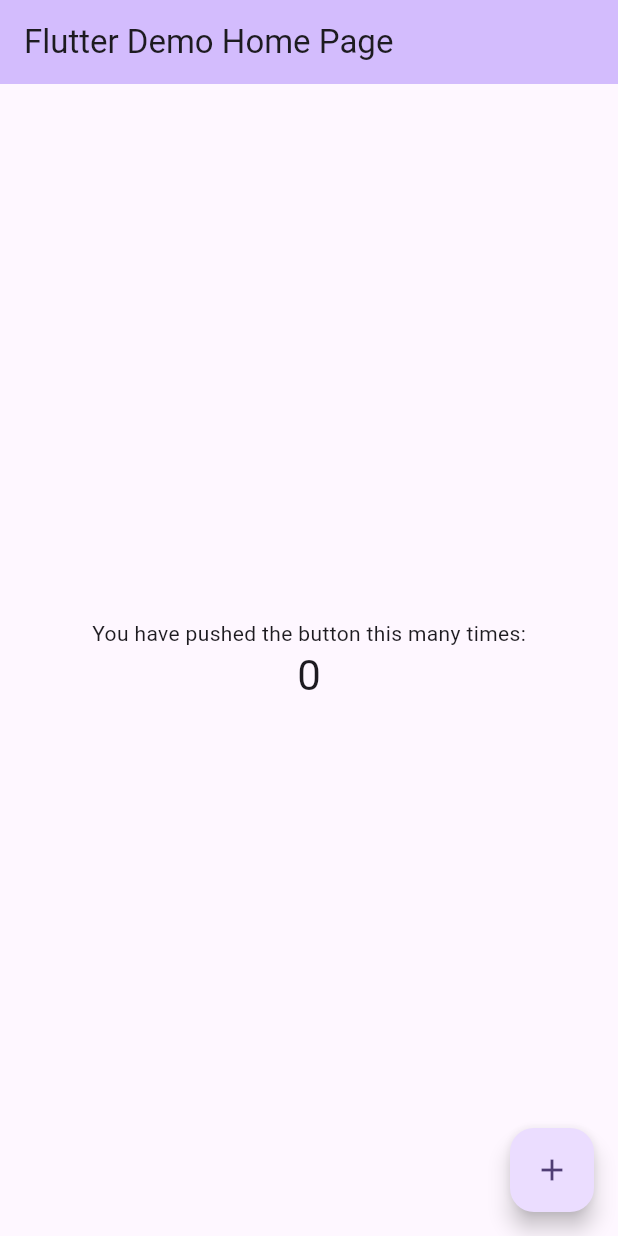
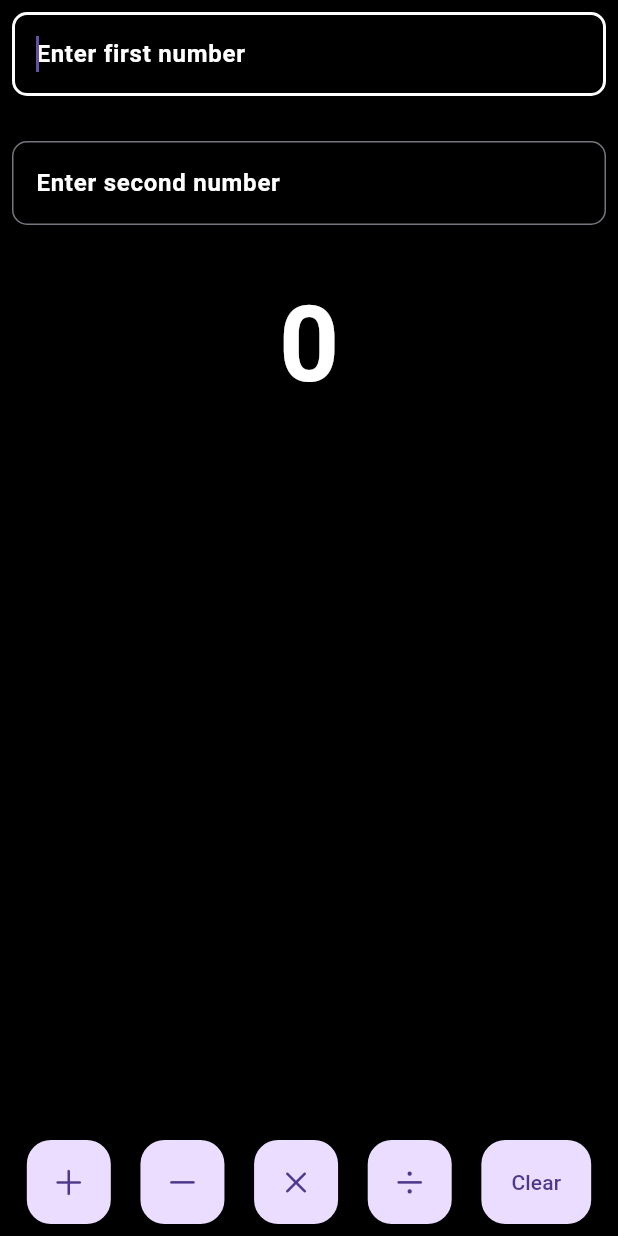
Before and after one commit to JohnOwais/bismillah, a Flutter app: the screen it shows after launch, on a phone screen of 412 x 824 dp. Run offline on Flutter 3.47's test engine with Material 3 defaults, Android fonts, the phone set to English and light mode, and no system bars.

Commit message:
calculator

```diff
--- /dev/null
+++ b/lib/app/app.dart
@@ -0,0 +1,19 @@
+import 'package:bismillah/views/home_view.dart';
+import 'package:flutter/material.dart';
+
+class MyApp extends StatelessWidget {
+  const MyApp({
+    super.key,
+  });
+
+  @override
+  Widget build(BuildContext context) {
+    return MaterialApp(
+        title: "Bismillah",
+        theme: ThemeData(
+          primarySwatch: Colors.blue
+        ),
+        home: const HomeView()
+    );
+  }
+}
--- a/lib/main.dart
+++ b/lib/main.dart
@@ -1,125 +1,7 @@
+import 'package:bismillah/app/app.dart';
 import 'package:flutter/material.dart';
 
 void main() {
-  runApp(const MyApp());
+  runApp(const MyApp()
+  );
 }
-
-class MyApp extends StatelessWidget {
-  const MyApp({super.key});
-
-  // This widget is the root of your application.
-  @override
-  Widget build(BuildContext context) {
-    return MaterialApp(
-      title: 'Flutter Demo',
-      theme: ThemeData(
-        // This is the theme of your application.
-        //
-        // TRY THIS: Try running your application with "flutter run". You'll see
-        // the application has a purple toolbar. Then, without quitting the app,
-        // try changing the seedColor in the colorScheme below to Colors.green
-        // and then invoke "hot reload" (save your changes or press the "hot
-        // reload" button in a Flutter-supported IDE, or press "r" if you used
-        // the command line to start the app).
-        //
-        // Notice that the counter didn't reset back to zero; the application
-        // state is not lost during the reload. To reset the state, use hot
-        // restart instead.
-        //
-        // This works for code too, not just values: Most code changes can be
-        // tested with just a hot reload.
-        colorScheme: ColorScheme.fromSeed(seedColor: Colors.deepPurple),
-        useMaterial3: true,
-      ),
-      home: const MyHomePage(title: 'Flutter Demo Home Page'),
-    );
-  }
-}
-
-class MyHomePage extends StatefulWidget {
-  const MyHomePage({super.key, required this.title});
-
-  // This widget is the home page of your application. It is stateful, meaning
-  // that it has a State object (defined below) that contains fields that affect
-  // how it looks.
-
-  // This class is the configuration for the state. It holds the values (in this
-  // case the title) provided by the parent (in this case the App widget) and
-  // used by the build method of the State. Fields in a Widget subclass are
-  // always marked "final".
-
-  final String title;
-
-  @override
-  State<MyHomePage> createState() => _MyHomePageState();
-}
-
-class _MyHomePageState extends State<MyHomePage> {
-  int _counter = 0;
-
-  void _incrementCounter() {
-    setState(() {
-      // This call to setState tells the Flutter framework that something has
-      // changed in this State, which causes it to rerun the build method below
-      // so that the display can reflect the updated values. If we changed
-      // _counter without calling setState(), then the build method would not be
-      // called again, and so nothing would appear to happen.
-      _counter++;
-    });
-  }
-
-  @override
-  Widget build(BuildContext context) {
-    // This method is rerun every time setState is called, for instance as done
-    // by the _incrementCounter method above.
-    //
-    // The Flutter framework has been optimized to make rerunning build methods
-    // fast, so that you can just rebuild anything that needs updating rather
-    // than having to individually change instances of widgets.
-    return Scaffold(
-      appBar: AppBar(
-        // TRY THIS: Try changing the color here to a specific color (to
-        // Colors.amber, perhaps?) and trigger a hot reload to see the AppBar
-        // change color while the other colors stay the same.
-        backgroundColor: Theme.of(context).colorScheme.inversePrimary,
-        // Here we take the value from the MyHomePage object that was created by
-        // the App.build method, and use it to set our appbar title.
-        title: Text(widget.title),
-      ),
-      body: Center(
-        // Center is a layout widget. It takes a single child and positions it
-        // in the middle of the parent.
-        child: Column(
-          // Column is also a layout widget. It takes a list of children and
-          // arranges them vertically. By default, it sizes itself to fit its
-          // children horizontally, and tries to be as tall as its parent.
-          //
-          // Column has various properties to control how it sizes itself and
-          // how it positions its children. Here we use mainAxisAlignment to
-          // center the children vertically; the main axis here is the vertical
-          // axis because Columns are vertical (the cross axis would be
-          // horizontal).
-          //
-          // TRY THIS: Invoke "debug painting" (choose the "Toggle Debug Paint"
-          // action in the IDE, or press "p" in the console), to see the
-          // wireframe for each widget.
-          mainAxisAlignment: MainAxisAlignment.center,
-          children: <Widget>[
-            const Text(
-              'You have pushed the button this many times:',
-            ),
-            Text(
-              '$_counter',
-              style: Theme.of(context).textTheme.headlineMedium,
-            ),
-          ],
-        ),
-      ),
-      floatingActionButton: FloatingActionButton(
-        onPressed: _incrementCounter,
-        tooltip: 'Increment',
-        child: const Icon(Icons.add),
-      ), // This trailing comma makes auto-formatting nicer for build methods.
-    );
-  }
-}
--- /dev/null
+++ b/lib/views/calculator_view.dart
@@ -0,0 +1,160 @@
+import 'package:flutter/cupertino.dart';
+import 'package:flutter/material.dart';
+
+class CalculatorView extends StatefulWidget {
+  const CalculatorView({super.key});
+
+  @override
+  State<CalculatorView> createState() => _CalculatorViewState();
+}
+
+class _CalculatorViewState extends State<CalculatorView> {
+  int firstNumber = 0, secondNumber = 0;
+  num result = 0;
+  final displayOneController = TextEditingController();
+  final displayTwoController = TextEditingController();
+  late final AppLifecycleListener _listener;
+
+  @override
+  void initState() {
+    _listener = AppLifecycleListener(
+      onShow: _onShow,
+      onHide: _onHide,
+      onResume: _onResume,
+      onDetach: _onDetach,
+      onInactive: _onInactive,
+      onPause: _onPause,
+      onRestart: _onRestart,
+      onStateChange: _onStateChange
+    );
+    super.initState();
+  }
+
+  void _onShow() => print("onShow Called");
+  void _onHide() => print("onHide Called");
+  void _onResume() => print("onResume Called");
+  void _onDetach() => print("onDetach Called");
+  void _onInactive() => print("onInactive Called");
+  void _onPause() => print("onPause Called");
+  void _onRestart() => print("onRestart Called");
+  void _onStateChange(AppLifecycleState state) {
+    print("onStateChange with state $state");
+  }
+
+  @override
+  void dispose() {
+    displayOneController.dispose();
+    displayTwoController.dispose();
+    _listener.dispose();
+    super.dispose();
+  }
+
+  @override
+  Widget build(BuildContext context) {
+    return Padding(
+      padding: const EdgeInsets.all(8.0),
+      child: Column(
+        children: [
+          Display(hint: "Enter first number", controller: displayOneController),
+          const SizedBox(height: 30),
+          Display(hint: "Enter second number", controller: displayTwoController),
+          const SizedBox(height: 30),
+          Text(result.toString(), style: const TextStyle(
+            fontSize: 70,
+            fontWeight: FontWeight.bold,
+            color: Colors.white
+          ),),
+          const Spacer(),
+          Row(
+            mainAxisAlignment: MainAxisAlignment.spaceAround,
+            children: [
+              FloatingActionButton(
+                onPressed: () {
+                  setState(() {
+                    result = num.tryParse(displayOneController.text)! + num.tryParse(displayTwoController.text)!;
+                  });
+                },
+                child: const Icon(CupertinoIcons.add),
+              ),
+              FloatingActionButton(
+                onPressed: () {
+                  setState(() {
+                    result = num.tryParse(displayOneController.text)! - num.tryParse(displayTwoController.text)!;
+                  });
+                },
+                child: const Icon(CupertinoIcons.minus),
+              ),
+              FloatingActionButton(
+                onPressed: () {
+                  setState(() {
+                    result = num.tryParse(displayOneController.text)! * num.tryParse(displayTwoController.text)!;
+                  });
+                },
+                child: const Icon(CupertinoIcons.multiply),
+              ),
+              FloatingActionButton(
+                onPressed: () {
+                  setState(() {
+                    result = num.tryParse(displayOneController.text)! / num.tryParse(displayTwoController.text)!;
+                    result = double.parse(result.toStringAsFixed(2));
+                  });
+                },
+                child: const Icon(CupertinoIcons.divide),
+              ),
+              FloatingActionButton.extended(
+                onPressed: () {
+                  setState(() {
+                    result = firstNumber = secondNumber = 0;
+                    displayOneController.clear();
+                    displayTwoController.clear();
+                  });
+                },
+                label: const Text("Clear"),
+              ),
+            ],
+            )
+        ],
+      ),
+    );
+  }
+}
+
+class Display extends StatelessWidget {
+  const Display({
+    super.key,
+    this.hint = "Enter a number",
+    required this.controller
+  });
+  final String? hint;
+  final TextEditingController controller;
+
+  @override
+  Widget build(BuildContext context) {
+    return TextField(
+      controller: controller,
+      keyboardType: TextInputType.number,
+      autofocus: true,
+      style: const TextStyle(color: Colors.white, fontWeight: FontWeight.bold),
+      decoration: InputDecoration(
+        focusedBorder: OutlineInputBorder(
+          borderSide: const BorderSide(
+            color: Colors.white,
+            width: 2.0,
+          ),
+          borderRadius: BorderRadius.circular(10)
+        ),
+        border: OutlineInputBorder(
+          borderSide: const BorderSide(
+            color: Colors.white,
+            width: 2.0,
+          ),
+          borderRadius: BorderRadius.circular(10)
+        ),
+        hintText: hint,
+        hintStyle: const TextStyle(
+          color: Colors.white
+        ),
+      ),
+    );
+  }
+}
--- /dev/null
+++ b/lib/views/home_view.dart
@@ -0,0 +1,16 @@
+import 'package:bismillah/views/calculator_view.dart';
+import 'package:flutter/material.dart';
+
+class HomeView extends StatelessWidget {
+  const HomeView({super.key});
+
+  @override
+  Widget build(BuildContext context) {
+    return const Scaffold(
+      backgroundColor: Colors.black,
+          body: SafeArea(
+              child: CalculatorView()
+          ),
+        );
+  }
+}
```
Also changed, not shown: lib/app/login.dart (added), 1 other file.
